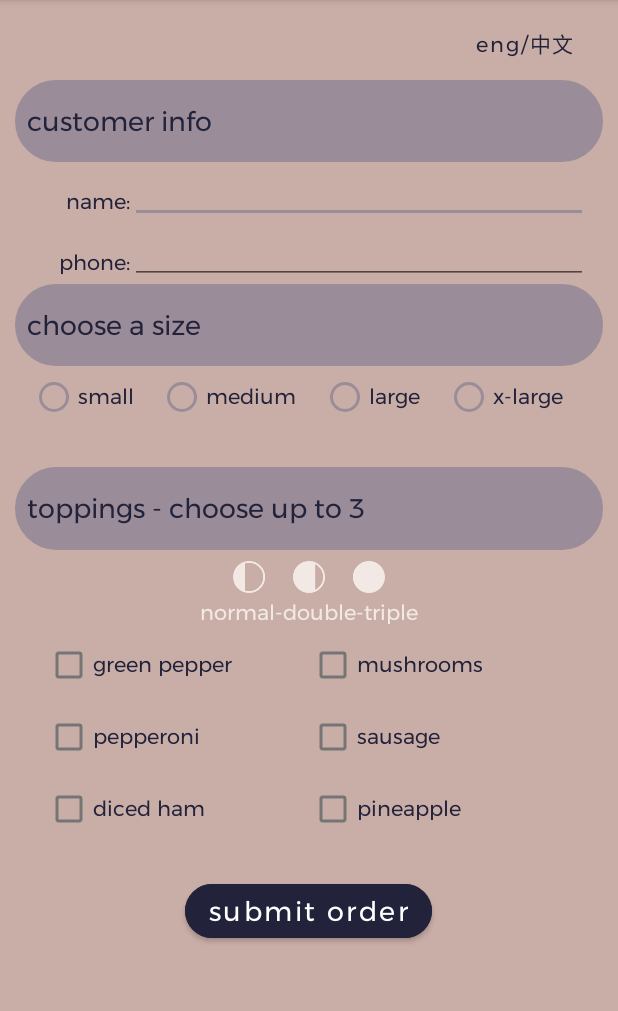
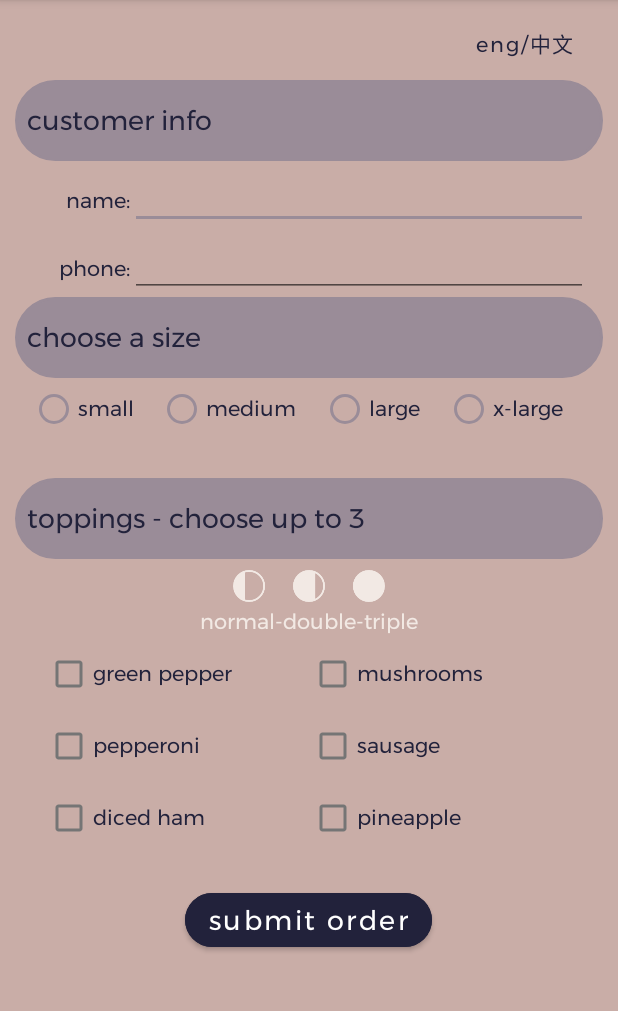
Before and after one commit to sarahannealice/CruddyPizzaApp, an Android app: the OrderPage screen opened directly, with no data from a screen before it, on a phone screen of 412 x 824 dp, the part 84-1095 px from its top. Run offline under Robolectric (Android 15) with nearby library versions, the phone set to English and light mode, and no system bars.

```diff
--- a/app/src/main/java/com/example/cruddypizzaapp/DisplayFunctions.java
+++ b/app/src/main/java/com/example/cruddypizzaapp/DisplayFunctions.java
@@ -11,7 +11,7 @@ import androidx.appcompat.app.AppCompatActivity;
 
 public class DisplayFunctions extends AppCompatActivity {
 
-    //*****EXTREMEMLY LARGE METHOD*****//
+    //*****EXTREMELY LARGE METHOD*****//
     //checkbox display method
     public static boolean displayCheckboxes(String topping) {
         boolean bool = true;
@@ -172,7 +172,7 @@ public class DisplayFunctions extends AppCompatActivity {
         return bool;
     }//end checkbox display method
 
-
+    //*****LARGE METHOD*****//
     //display same topping buttons
     public static void displaySameToppings(String topAmount) {
         //GREEN PEPPER
--- a/app/src/main/java/com/example/cruddypizzaapp/HistoryPage.java
+++ b/app/src/main/java/com/example/cruddypizzaapp/HistoryPage.java
@@ -144,5 +144,4 @@ public class HistoryPage extends AppCompatActivity {
     setLocale(language);
 
     };//end language onClick
-
 }
--- a/app/src/main/java/com/example/cruddypizzaapp/OrderPage.java
+++ b/app/src/main/java/com/example/cruddypizzaapp/OrderPage.java
@@ -220,7 +220,6 @@ public class OrderPage extends AppCompatActivity {
 
     //onclick for checkboxes
     public View.OnClickListener checkBoxClicked = view -> {
-
         switch (view.getId()) {
             case R.id.checkPepper:
                 valid = true;
--- a/app/src/main/res/layout/activity_order.xml
+++ b/app/src/main/res/layout/activity_order.xml
@@ -70,7 +70,7 @@
             <LinearLayout
                 android:id="@+id/vertical2"
                 android:layout_width="0dp"
-                android:layout_height="35dp"
+                android:layout_height="40dp"
                 android:layout_weight="100"
                 android:orientation="horizontal"
                 android:paddingStart="10dp"
@@ -113,7 +113,7 @@
             <LinearLayout
                 android:id="@+id/vertical3"
                 android:layout_width="0dp"
-                android:layout_height="35dp"
+                android:layout_height="40dp"
                 android:layout_weight="100"
                 android:orientation="horizontal"
                 android:paddingStart="10dp"
```
Also changed, not shown: app/src/main/java/com/example/cruddypizzaapp/AppFunctions.java (+2 -5 lines), app/src/main/java/com/example/cruddypizzaapp/Order.java (added, +19 -0 lines).
